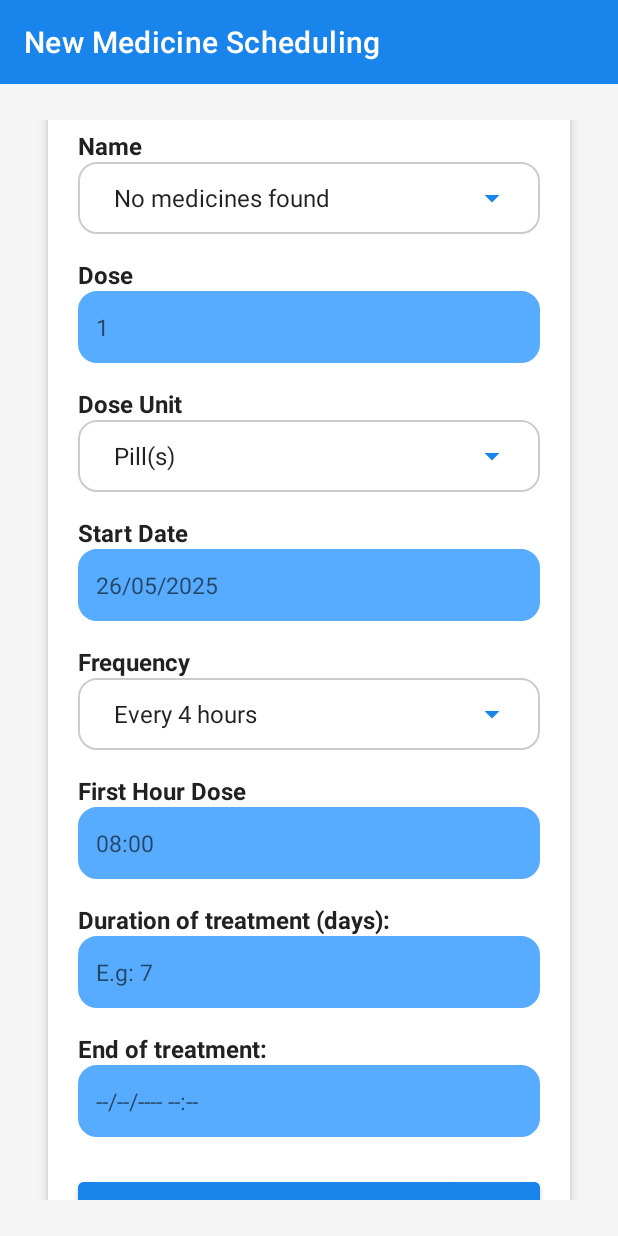
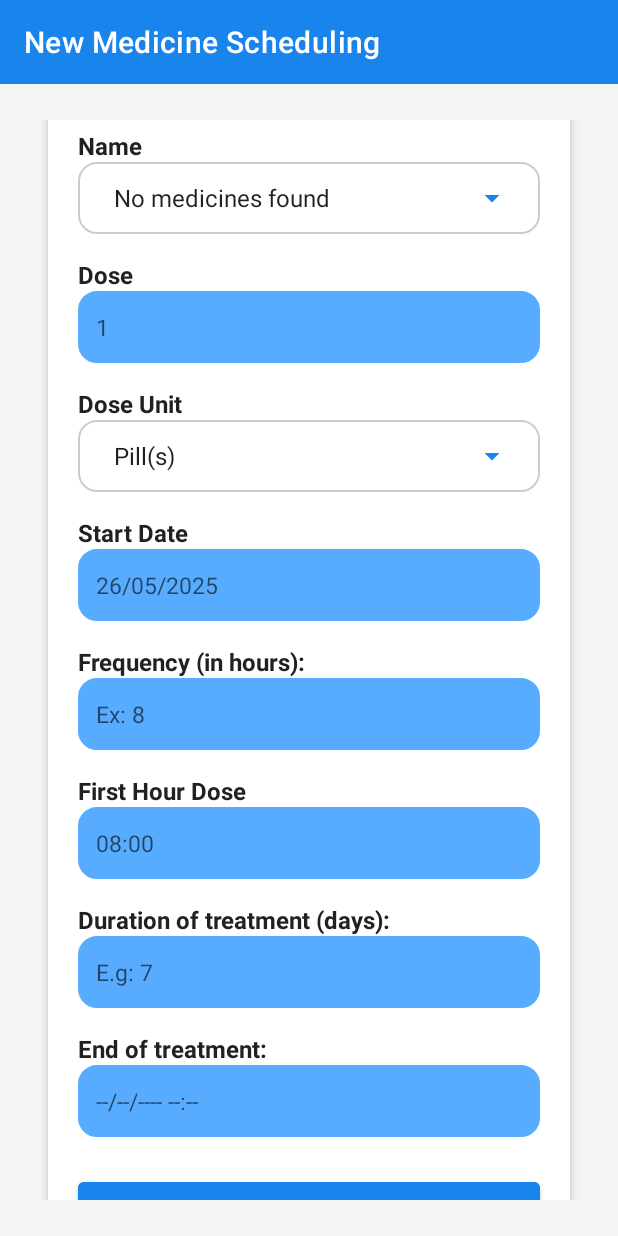
Before and after one commit to GustavoZSin/MedicBuddy, an Android app: the FormMedicineSchedulingActivity screen opened directly, with no data from a screen before it, after a tap on "Save", on a phone screen of 412 x 824 dp. Run offline under Robolectric (Android 15) with nearby library versions, the phone set to English and light mode, and no system bars; our stand-ins replace Room's generated code; 3 other taps on this screen came first.

Commit message:
feat: Altera campo de frequência para EditText e atualiza validação para aceitar inteiros positivos

```diff
--- a/app/src/main/java/com/gustavozsin/medicbuddy/ui/activity/FormMedicineSchedulingActivity.java
+++ b/app/src/main/java/com/gustavozsin/medicbuddy/ui/activity/FormMedicineSchedulingActivity.java
@@ -32,7 +32,7 @@ public class FormMedicineSchedulingActivity extends AppCompatActivity {
     private EditText medicineDoseField;
     private Spinner doseUnitField;
     private EditText startDateField;
-    private Spinner frequencyField;
+    private EditText frequencyField; // agora EditText
     private EditText firstDoseHourField;
     private EditText durationDaysField;
     private EditText endDateTimeField;
@@ -62,7 +62,7 @@ public class FormMedicineSchedulingActivity extends AppCompatActivity {
         medicineDoseField = findViewById(R.id.activity_medicine_scheduling_medicine_dose);
         doseUnitField = findViewById(R.id.activity_medicine_scheduling_medicine_dose_unit);
         startDateField = findViewById(R.id.activity_medicine_scheduling_medicine_start_date);
-        frequencyField = findViewById(R.id.activity_medicine_scheduling_medicine_frequency);
+        frequencyField = findViewById(R.id.activity_medicine_scheduling_medicine_frequency); // agora EditText
         firstDoseHourField = findViewById(R.id.activity_medicine_scheduling_medicine_first_dose_hour);
         durationDaysField = findViewById(R.id.activity_medicine_scheduling_duration_days);
         endDateTimeField = findViewById(R.id.activity_medicine_scheduling_end_datetime);
@@ -72,15 +72,13 @@ public class FormMedicineSchedulingActivity extends AppCompatActivity {
     private void setupSpinners() {
         setupNameSpinner();
         setupDoseUnitSpinner();
-        setupFrequencySpinner();
+        // Removido: setupFrequencySpinner();
 
-        frequencyField.setOnItemSelectedListener(new android.widget.AdapterView.OnItemSelectedListener() {
-            @Override
-            public void onItemSelected(android.widget.AdapterView<?> parent, android.view.View view, int position, long id) {
-                updateEndDateTimeField();
-            }
-            @Override
-            public void onNothingSelected(android.widget.AdapterView<?> parent) {}
+        // Removido: frequencyField.setOnItemSelectedListener...
+        frequencyField.addTextChangedListener(new android.text.TextWatcher() {
+            public void afterTextChanged(android.text.Editable s) { updateEndDateTimeField(); }
+            public void beforeTextChanged(CharSequence s, int start, int count, int after) {}
+            public void onTextChanged(CharSequence s, int start, int before, int count) {}
         });
     }
 
@@ -182,13 +180,6 @@ public class FormMedicineSchedulingActivity extends AppCompatActivity {
         doseUnitField.setAdapter(adapter);
     }
 
-    private void setupFrequencySpinner() {
-        String[] frequencies = getResources().getStringArray(R.array.frequencies);
-        ArrayAdapter<String> adapter = new ArrayAdapter<>(this, android.R.layout.simple_spinner_item, frequencies);
-        adapter.setDropDownViewResource(android.R.layout.simple_spinner_dropdown_item);
-        frequencyField.setAdapter(adapter);
-    }
-
     private void setupDatePicker() {
         startDateField.setOnClickListener(v -> showDatePicker());
         startDateField.setOnFocusChangeListener((v, hasFocus) -> {
@@ -278,16 +269,13 @@ public class FormMedicineSchedulingActivity extends AppCompatActivity {
     }
 
     private int getFrequencyHours(String frequency) {
-        if (frequency == null) return 24;
-        frequency = frequency.toLowerCase();
-        if (frequency.contains("24")) return 24;
-        if (frequency.contains("12")) return 12;
-        if (frequency.contains("8")) return 8;
-        if (frequency.contains("6")) return 6;
-        if (frequency.contains("4")) return 4;
-        if (frequency.contains("3")) return 3;
-        if (frequency.contains("2")) return 2;
-        return 24;
+        // frequency agora é o valor digitado no EditText
+        try {
+            if (frequency == null || frequency.trim().isEmpty()) return 24;
+            return Integer.parseInt(frequency.trim());
+        } catch (NumberFormatException e) {
+            return 24;
+        }
     }
     // </editor-fold>
 
@@ -299,7 +287,7 @@ public class FormMedicineSchedulingActivity extends AppCompatActivity {
         String doseUnit = doseUnitField.getSelectedItem().toString();
 
         String startDate = startDateField.getText().toString();
-        String frequency = frequencyField.getSelectedItem().toString();
+        String frequency = frequencyField.getText().toString(); // agora EditText
         String firstDoseHour = firstDoseHourField.getText().toString();
 
         String auxDurationDays = durationDaysField.getText().toString();
@@ -315,8 +303,17 @@ public class FormMedicineSchedulingActivity extends AppCompatActivity {
                 scheduling.getDose().trim().isEmpty() ||
                 scheduling.getStartDate().trim().isEmpty() ||
                 scheduling.getFirstDoseHour().trim().isEmpty() ||
-                scheduling.getDurationDays() == null) {
+                scheduling.getDurationDays() == null ||
+                scheduling.getFrequency().trim().isEmpty()) {
             Toast.makeText(this, getString(R.string.fill_in_all_required_fields), Toast.LENGTH_SHORT).show();
+            return false;
+        }
+        // Frequência deve ser um inteiro positivo
+        try {
+            int freq = Integer.parseInt(scheduling.getFrequency().trim());
+            if (freq <= 0) throw new NumberFormatException();
+        } catch (NumberFormatException e) {
+            Toast.makeText(this, getString(R.string.invalid_frequency), Toast.LENGTH_SHORT).show();
             return false;
         }
         return true;
--- a/app/src/main/res/layout/activity_medicine_scheduling.xml
+++ b/app/src/main/res/layout/activity_medicine_scheduling.xml
@@ -146,19 +146,17 @@
                 android:textStyle="bold"
                 android:textColor="@color/primaryText" />
 
-            <RelativeLayout
+            <EditText
+                android:id="@+id/activity_medicine_scheduling_medicine_frequency"
                 android:layout_width="match_parent"
-                android:layout_height="wrap_content"
+                android:layout_height="48dp"
                 android:background="@drawable/edit_text_background"
-                android:padding="8dp">
-
-                <Spinner
-                    android:id="@+id/activity_medicine_scheduling_medicine_frequency"
-                    style="@style/Widget.AppCompat.DropDownItem.Spinner"
-                    android:layout_width="match_parent"
-                    android:layout_height="32dp"
-                    android:backgroundTint="@color/primary" />
-            </RelativeLayout>
+                android:hint="Ex: 8"
+                android:inputType="number"
+                android:padding="12dp"
+                android:textSize="15sp"
+                android:textColor="@color/primaryText"
+                android:backgroundTint="@color/primary2" />
 
             <!-- Hora da Primeira Dose -->
             <TextView
--- a/app/src/main/res/values/strings.xml
+++ b/app/src/main/res/values/strings.xml
@@ -23,7 +23,7 @@
     <string name="activity_form_add_medicine_scheduling_lbl_dose">Dose</string>
     <string name="activity_form_add_medicine_scheduling_lbl_dose_unit">Dose Unit</string>
     <string name="activity_form_add_medicine_scheduling_lbl_start_date">Start Date</string>
-    <string name="activity_form_add_medicine_scheduling_lbl_frequency">Frequency</string>
+    <string name="activity_form_add_medicine_scheduling_lbl_frequency">Frequency (in hours):</string>
     <string name="activity_form_add_medicine_scheduling_lbl_first_dose_hour">First Hour Dose</string>
     <string name="activity_form_add_medicine_to_stock_lbl_unit_stock">Unit Type</string>
     <string-array name="languages">
@@ -94,4 +94,5 @@
     <string name="end_of_treatment">End of treatment:</string>
     <string name="ex_duration_of_treatment">E.g: 7</string>
     <string name="duration_of_treatment">Duration of treatment (days):</string>
+    <string name="invalid_frequency">Enter a valid frequency in hours (integer &gt; 0)</string>
 </resources>
```
Also changed, not shown: 1 other file.
